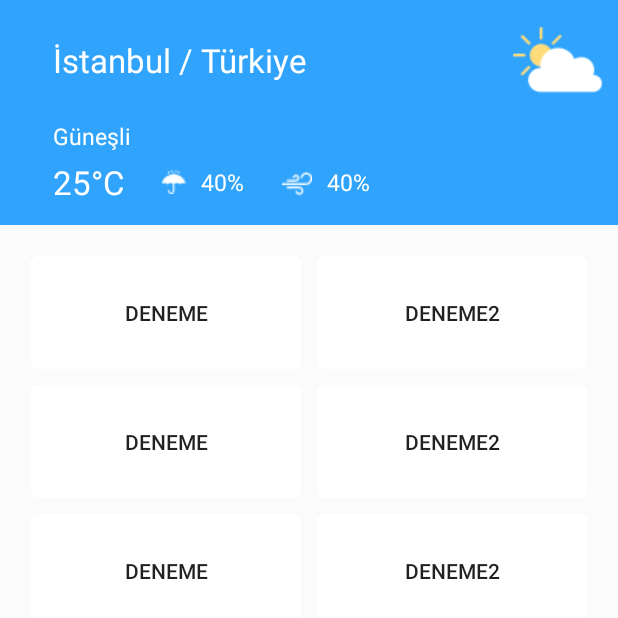
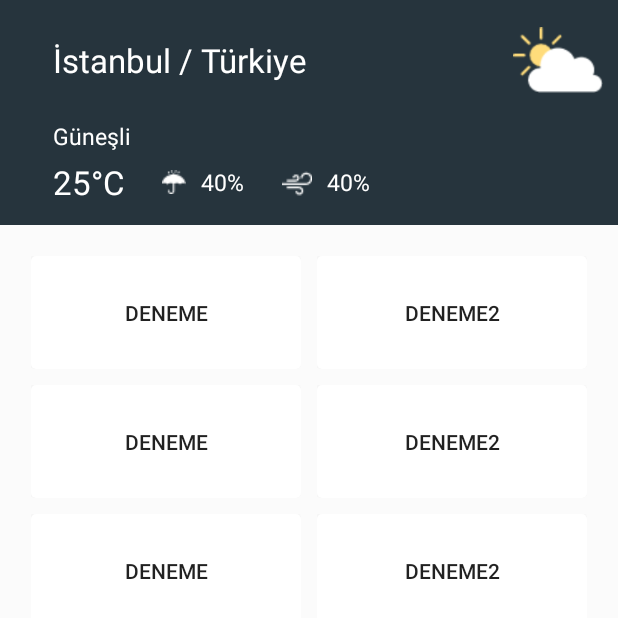
Before and after one commit to 5l1v3r1/myPort, an Android app: the screen it shows after launch (MainActivity), on a phone screen of 412 x 824 dp. Shown: the top 618 px of the screen. Run offline under Robolectric (Android 15) with nearby library versions, the phone set to English and light mode, and no system bars.

Commit message:
main activity last

```diff
--- a/app/src/main/res/layout/activity_main.xml
+++ b/app/src/main/res/layout/activity_main.xml
@@ -12,7 +12,7 @@
         android:id="@+id/table_weather"
         android:layout_width="match_parent"
         android:layout_height="150dp"
-        android:background="@color/colorPrimary"
+        android:background="@color/colorSecondary"
         android:padding="10dp"
         android:stretchColumns="0">
 
--- a/app/src/main/res/values/colors.xml
+++ b/app/src/main/res/values/colors.xml
@@ -1,5 +1,6 @@
 <?xml version="1.0" encoding="utf-8"?>
 <resources>
+    <color name="colorSecondary">#26343d</color>
     <color name="colorPrimary">#30a4fd</color>
     <color name="colorPrimaryDark">#30a4fd</color>
     <color name="colorAccent">#FF4081</color>
--- a/app/src/main/res/values/styles.xml
+++ b/app/src/main/res/values/styles.xml
@@ -3,8 +3,8 @@
     <!-- Base application theme. -->
     <style name="AppTheme" parent="Theme.AppCompat.Light.NoActionBar">
         <!-- Customize your theme here. -->
-        <item name="colorPrimary">@color/colorPrimary</item>
-        <item name="colorPrimaryDark">@color/colorPrimaryDark</item>
+        <item name="colorPrimary">@color/colorSecondary</item>
+        <item name="colorPrimaryDark">@color/colorSecondary</item>
         <item name="colorAccent">@color/colorAccent</item>
     </style>
 
```
